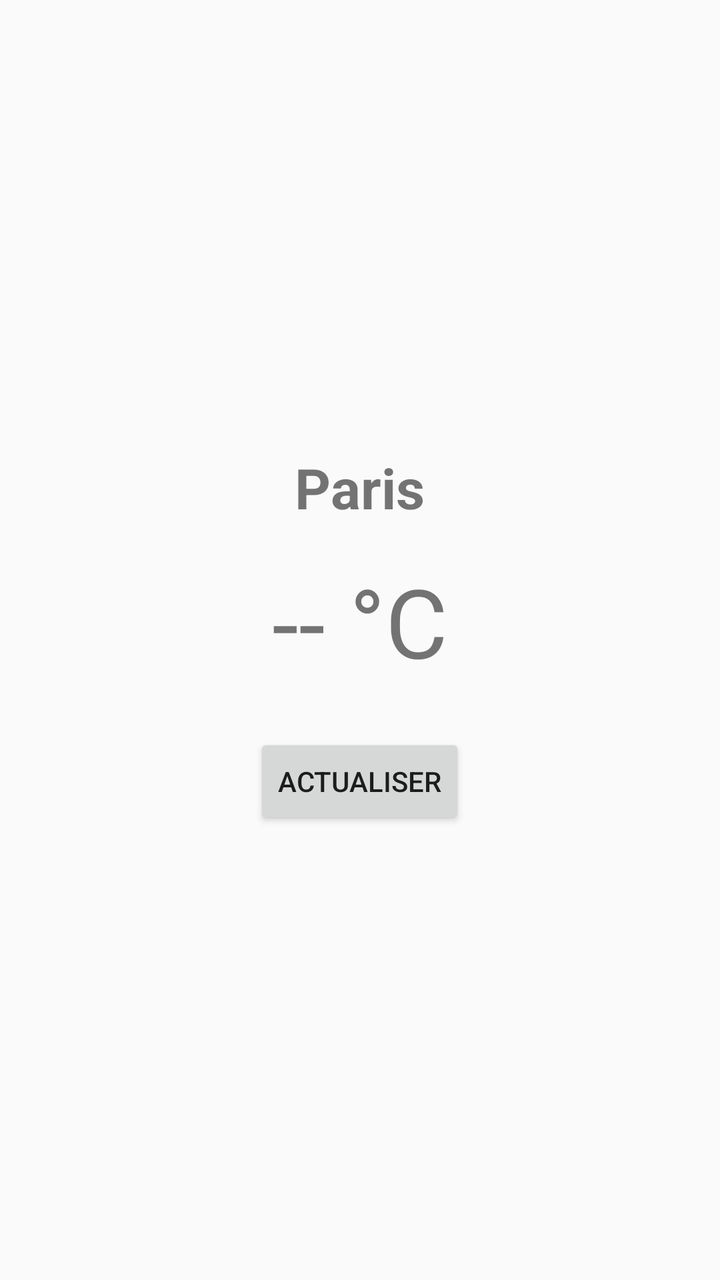
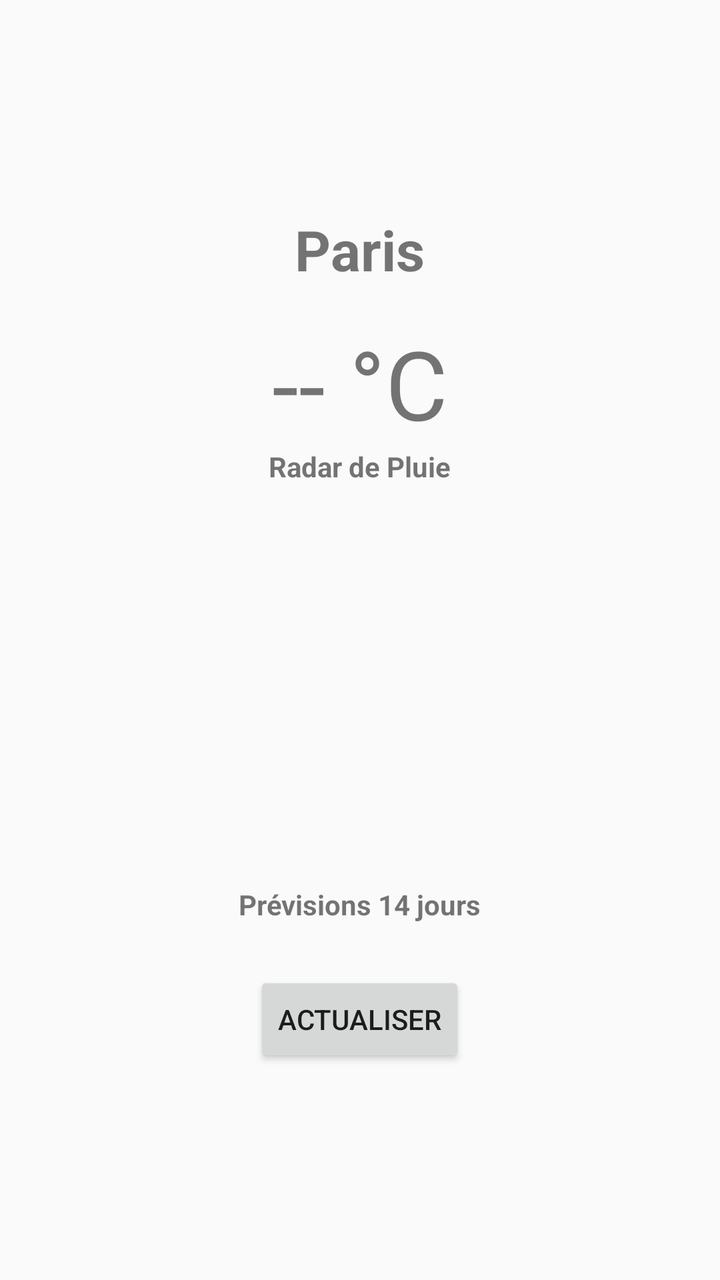

Before-and-after screenshots of an Android layout around one commit, followed by the original layout XML and the change that was made.
<!-- AndroidManifest.xml: application theme Theme.AppCompat.Light.NoActionBar -->
<!-- res/layout/activity_main.xml -->
<?xml version="1.0" encoding="utf-8"?>

<LinearLayout xmlns:android="http://schemas.android.com/apk/res/android"
    android:layout_width="match_parent"
    android:layout_height="match_parent"
    android:orientation="vertical"
    android:gravity="center"
    android:padding="16dp">

    <TextView
        android:id="@+id/tvCity"
        android:layout_width="wrap_content"
        android:layout_height="wrap_content"
        android:text="Paris"
        android:textSize="28sp"
        android:textStyle="bold" />

    <TextView
        android:id="@+id/tvTemp"
        android:layout_width="wrap_content"
        android:layout_height="wrap_content"
        android:text="-- °C"
        android:textSize="48sp"
        android:layout_marginTop="16dp" />

    <Button
        android:id="@+id/btnRefresh"
        android:layout_width="wrap_content"
        android:layout_height="wrap_content"
        android:text="Actualiser"
        android:layout_marginTop="24dp" />
</LinearLayout>
<!-- resources referenced by this layout -->
<resources>

</resources>

<!-- the commit's change to res/layout/activity_main.xml (unified diff, before → after) -->
@@ -22,6 +22,31 @@
         android:text="-- °C"
         android:textSize="48sp"
         android:layout_marginTop="16dp" />
+    
+    <TextView
+        android:layout_width="wrap_content"
+        android:layout_height="wrap_content"
+        android:text="Radar de Pluie"
+        android:textStyle="bold" />
+    
+    <ImageView
+        android:id="@+id/radarImageView"
+        android:layout_width="match_parent"
+        android:layout_height="200dp"
+        android:scaleType="centerCrop" />
+    
+    
+    <TextView
+        android:layout_width="wrap_content"
+        android:layout_height="wrap_content"
+        android:text="Prévisions 14 jours"
+        android:textStyle="bold" />
+    
+    <androidx.recyclerview.widget.RecyclerView
+        android:id="@+id/forecastRecyclerView"
+        android:layout_width="match_parent"
+        android:layout_height="wrap_content"
+        android:orientation="horizontal" />
 
     <Button
         android:id="@+id/btnRefresh"
